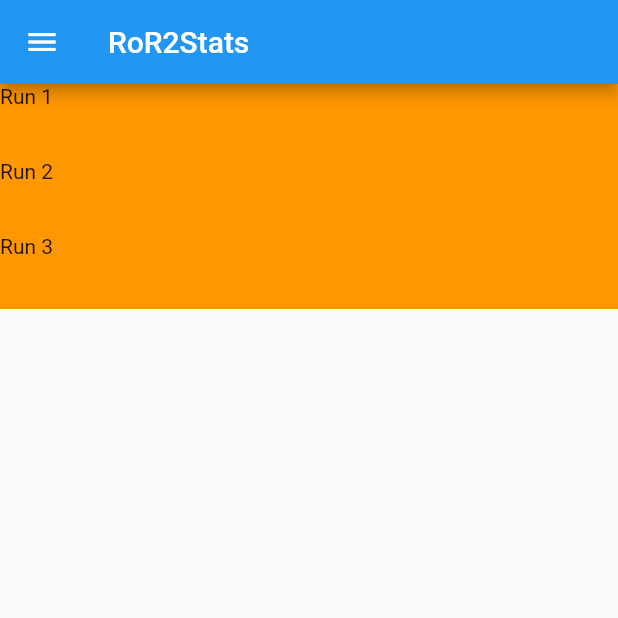
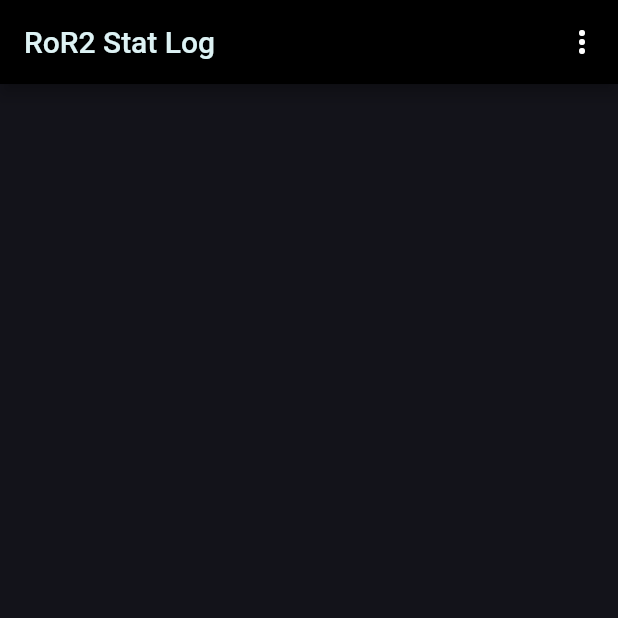
Before and after one commit to GrantNasution/CS4990-RoR2Stats, a Flutter app: the screen it shows after launch, on a phone screen of 412 x 824 dp, the top half of it. Run offline on Flutter 3.47's test engine with Material 2 defaults, Android fonts, the phone set to English and light mode, and no system bars; our stand-ins replace localstorage, sqflite; accounts and stored records are empty.

Commit message:
main app functionality, TO-DO: data persistance

```diff
--- /dev/null
+++ b/lib/log.dart
@@ -0,0 +1,71 @@
+
+class Log {
+  String lclass;
+  int kills, minionKills, deaths, damageDealt, minionDamageDealt;
+
+  String get gClass => lclass;
+  int get gKills => kills;
+  int get gminionKills => minionKills;
+  int get gDeaths => deaths;
+  int get gdamageDealt => damageDealt;
+  int get gminionDamageDealt => minionDamageDealt;
+
+  set sKills(int kills) {this.kills = kills;}
+  set sminionKills(int minionKills) {this.minionKills = minionKills;}
+  set sDeaths(int deaths) {this.deaths = deaths;}
+  set sdamageDealt(int damageDealt) {this.damageDealt = damageDealt;}
+  set sminionDamageDealt(int minionDamageDealt) {this.minionDamageDealt = minionDamageDealt;}
+  set sClass(String setClass) {this.lclass = setClass;}
+
+  // Log(this.lclass, this.kills, this.minionKills, this.deaths, this.damageDealt, this.minionDamageDealt);
+  Log({
+        this.lclass,
+        this.kills,
+        this.minionKills,
+        this.deaths,
+        this.damageDealt,
+        this.minionDamageDealt,
+    });
+
+  Log.empty() {
+
+  }
+
+  Log.clone(Log log) : this(
+    lclass: log.lclass,
+    kills: log.kills,
+    minionKills: log.minionKills,
+    deaths: log.deaths,
+    damageDealt: log.damageDealt,
+    minionDamageDealt: log.minionDamageDealt
+  );
+
+  String stringify() {
+    return '$lclass $kills $minionKills $deaths $damageDealt $minionDamageDealt';
+  }
+
+  //For storing log
+  toJSONEncodable(int index) {
+    Map<int, String> m = new Map();
+
+    m[index] = this.stringify();
+  }
+
+  factory Log.fromMap(Map<String, dynamic> json) => Log(
+        lclass: json["lclass"],
+        kills: json["kills"],
+        minionKills: json["minionKills"],
+        deaths: json["Deaths"],
+        damageDealt: json["DamageDealt"],
+        minionDamageDealt: json["minionDamageDealt"],
+    );
+
+    Map<String, String> toMap() => {
+        "lclass": lclass,
+        "kills": kills.toString(),
+        "minionKills": minionKills.toString(),
+        "Deaths": deaths.toString(),
+        "DamageDealt": damageDealt.toString(),
+        "minionDamageDealt": minionDamageDealt.toString(),
+    };
+}
--- a/lib/main.dart
+++ b/lib/main.dart
@@ -1,5 +1,9 @@
 import 'package:flutter/material.dart';
-import 'package:flutter/rendering.dart';
+import 'package:localstorage/localstorage.dart';
+import 'logview.dart';
+import 'newlog.dart';
+import 'log.dart';
+import 'database.dart';
 
 void main() => runApp(MyApp());
 
@@ -7,107 +11,188 @@
   @override
   Widget build(BuildContext context) {
     return MaterialApp(
-      title: 'RoR2Stats',
+      title: 'RoR2 Stat Log',
       theme: ThemeData(
-        primarySwatch: Colors.blue
+        appBarTheme: AppBarTheme(color: Colors.black,),
+        primaryColor: Colors.black,
+        dividerColor: Color(0xffffcc00),
+        scaffoldBackgroundColor: Color(0xFF13131a),
+        textTheme: TextTheme(),
       ),
-      home: MyHomePage(title: 'RoR2Stats'),
+      home: HomePage(),
     );
   }
 }
 
-class MyHomePage extends StatefulWidget {
-  MyHomePage({Key key, this.title}) : super(key: key);
-  // This widget is the home page of your application. It is stateful, meaning
-  // that it has a State object (defined below) that contains fields that affect
-  // how it looks.
-  // This class is the configuration for the state. It holds the values (in this
-  // case the title) provided by the parent (in this case the App widget) and
-  // used by the build method of the State. Fields in a Widget subclass are
-  // always marked "final".
+class HomePage extends StatefulWidget {
+  HomePage({Key key, this.title}) : super(key: key);
   final String title;
 
   @override
-  _MyHomePageState createState() => _MyHomePageState();
+  HomePageState createState() => HomePageState();
+}
+enum Views {addLog, viewLog}
+
+class HomePageState extends State<HomePage> {
+  final _newLogPage = new NewLogPage(isnewLog: false);
+  final List<Log> _savedLogs = List<Log>();
+  final LocalStorage storage = new LocalStorage('logs');
+  int viewIndex = 0;
+  bool initialized = false;
+
+  TextStyle _getTextStyle() {
+    return TextStyle(fontSize: 25.0, color: Color(0xffffcc00));
+  }
+  TextStyle _getAppBarTextStyle() {
+    return TextStyle(color: Color(0xffddf2f4));
   }
 
-class _MyHomePageState extends State<MyHomePage> {
+  //Builds list of all logs
+  Widget _buildLogs() {
+    return ListView.builder(
+      itemCount: (_savedLogs.length * 2),
+      itemBuilder: (context, i) {
+        if(i.isOdd) {
+          return Divider(thickness: 0.5, color: Color(0xff2fc7e0));
+        }
+        final index = i ~/ 2;
+        //If more rows to build, build it
+        if(index < _savedLogs.length) {
+          return _buildRow(_savedLogs[index], index);
+        }
+        //If no more rows return dividers
+        else {
+          return Divider(thickness: 0.5);
+        }
+      }
+    );
+  }
+
+  //Builds a row populated with log data
+  Widget _buildRow(Log log, int selectedIndex) {
+    return ListTile(
+      title: Text(
+        log.gClass,
+        style: _getTextStyle(),
+      ),
+      trailing: Icon(
+        Icons.arrow_forward_ios,
+        color: Color(0xffffcc00),
+      ),
+      onTap:() {
+        //Set which index to view
+        viewIndex = selectedIndex;
+        _pushView(Views.viewLog);
+      },
+    );
+  }
+
+  //Stores all _savedLogs onto prefs
+  Future<void> _saveLogsToPref() async {
+    // final SharedPreferences prefs = await _prefs;
+    // int i = 0;
+    // _savedLogs.forEach((log) {
+    //   prefs.setString(i.toString(), log.stringify());
+    //   ++i;
+    // });
+  }
+
+  //Load logs if not initailized
+  void initialize() {
+    // _prefs.then((SharedPreferences prefs) {
+    //   int i = 0;
+    //   String logString;
+    //   print(logString + "Yo");
+    //    while(prefs.containsKey(i.toString())) {
+    //      logString = prefs.getString(i.toString());
+    //      parseLog(logString);
+    //    }
+    //    initialized = true;
+    // });
+  }
+
+  //Parses log string stored in prefs and inserts the new log onto _savedLogs
+  void parseLog(String logAsString) {
+    List<String> split = logAsString.split(' ');
+    _savedLogs.insert(0, Log(
+      lclass: split[0],
+      kills: int.parse(split[1]),
+      minionKills: int.parse(split[2]),
+      deaths: int.parse(split[3]),
+      damageDealt: int.parse(split[4]),
+      minionDamageDealt: int.parse(split[5])));
+  }
 
   @override
   Widget build(BuildContext context) {
-    // This method is rerun every time setState is called, for instance as done
-    // by the _incrementCounter method above.
-    //
-    // The Flutter framework has been optimized to make rerunning build methods
-    // fast, so that you can just rebuild anything that needs updating rather
-    // than having to individually change instances of widgets.
+    if(_newLogPage.isnewLog) {
+      _savedLogs.insert(0, Log.clone(_newLogPage.newLog));
+      _newLogPage.setFalse();
+      _saveLogsToPref();
+    }
     return Scaffold(
       appBar: AppBar(
-        // Here we take the value from the MyHomePage object that was created by
-        // the App.build method, and use it to set our appbar title.
-        title: Text(widget.title),
+        title: Text(
+          "RoR2 Stat Log",
+          style: _getAppBarTextStyle()
           ),
-      drawer: Drawer(
-        child: ListView(
-          children: <Widget> [
-            DrawerHeader(
-              decoration: BoxDecoration(
-                color: Colors.lightBlue,
-              ),
+        actions: <Widget>[
+          PopupMenuButton<Views>(
+            onSelected: (Views selected) {
+              _pushView(selected);
+            },
+            itemBuilder: (BuildContext context) => <PopupMenuEntry<Views>>[
+              PopupMenuItem<Views>(
+                value: Views.addLog,
                 child: Text(
-                "Menu",
-                style: TextStyle(color: Colors.white, fontSize: 24),
+                  'Add New Log',
+                  style: _getTextStyle(),
                 ),
               ),
-            ListTile(
-              leading: Icon(Icons.account_circle),
-              title: Text("Login"),
+            ],
           ),
-          ]
-        ),
+        ],
       ),
       body: Center(
-        // Center is a layout widget. It takes a single child and positions it
-        // in the middle of the parent.
-        child: Column(
-          // Column is also a layout widget. It takes a list of children and
-          // arranges them vertically. By default, it sizes itself to fit its
-          // children horizontally, and tries to be as tall as its parent.
-          //
-          // Invoke "debug painting" (press "p" in the console, choose the
-          // "Toggle Debug Paint" action from the Flutter Inspector in Android
-          // Studio, or the "Toggle Debug Paint" command in Visual Studio Code)
-          // to see the wireframe for each widget.
-          //
-          // Column has various properties to control how it sizes itself and
-          // how it positions its children. Here we use mainAxisAlignment to
-          // center the children vertically; the main axis here is the vertical
-          // axis because Columns are vertical (the cross axis would be
-          // horizontal).
-          mainAxisAlignment: MainAxisAlignment.center,
-          children: <Widget>[
-            Expanded(child: ListView(
-              children: <Widget>[
-                Container(
-                height: 50,
-                color: Colors.orange,
-                child: Text("Run 1"),
-              ),
-              Container(
-                height: 50,
-                color: Colors.orange,
-                child: Text("Run 2"),
-              ),
-              Container(
-                height: 50,
-                color: Colors.orange,
-                child: Text("Run 3"),
-              )],
+              child: Builder(
+                builder: (BuildContext context) {
+                  // if(!initialized) {
+                  //   initialize();
+                  //   return CircularProgressIndicator(
+                  //   );
+                  // }
+                  // else {
+                  //   _buildLogs();
+                  // }
+                  return _buildLogs();
+                }
               )
-            ,)
-          ],
-      ),
             ),
     );
   }
+
+  //Method to push views onto navigator stack
+  void _pushView(Views pushView) {
+    switch(pushView) {
+      case Views.addLog:
+          Navigator.of(context).push(
+            MaterialPageRoute<void>(
+              builder: (BuildContext context) {
+                return _newLogPage;
+              },
+            )
+          );
+        break;
+      case Views.viewLog:
+        Navigator.of(context).push(
+          MaterialPageRoute<void>(
+            builder: (BuildContext context) {
+              return LogView(_savedLogs[viewIndex]);
             }
+          ),
+        );
+        // TODO: Handle this case.
+        break;
+    }
+  }
+}
```
Also changed, not shown: lib/database.dart (added, +36 -0 lines), lib/logview.dart (added, +66 -0 lines), lib/newlog.dart (added, +139 -0 lines), pubspec.yaml (+13 -3 lines), assets/launcher_icon.png (added), pubspec.lock, 39 other files. Lines whose indentation alone changed are shown as unchanged.
